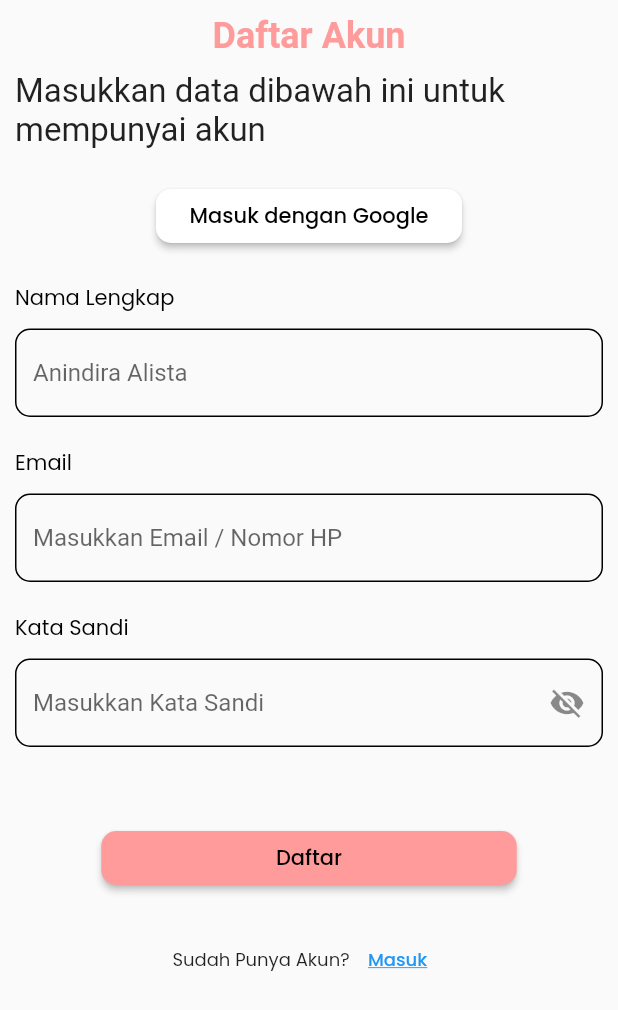
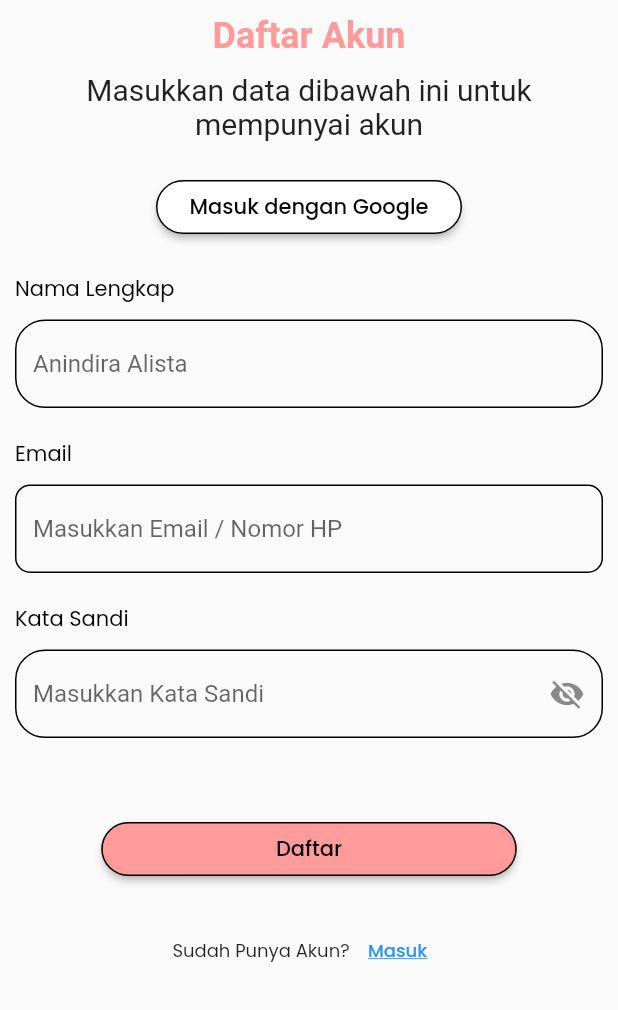
Before and after one commit to meisyaamanda/prediksi-janin, a Flutter app: the Profil screen opened directly, after a tap on "Keluar", after a tap on "Masuk", after a tap on "Daftar", on a phone screen of 412 x 824 dp. Shown: the top 1010 px of the screen. Run offline on Flutter 3.47's test engine with Material 2 defaults, Android fonts, the phone set to English and light mode, and no system bars; our stand-ins replace firebase_auth, firebase_core, google_fonts, google_sign_in; accounts and stored records are empty; network calls fail.

Commit message:
perbaikan signin, profil

```diff
--- a/lib/main.dart
+++ b/lib/main.dart
@@ -1,6 +1,7 @@
 import 'package:firebase_core/firebase_core.dart';
 import 'package:flutter/material.dart';
 import 'package:janin/provider/auth.dart';
+import 'package:janin/view/signin/wrapper.dart';
 import 'package:janin/view/splashscreen.dart';
 import 'package:provider/provider.dart';
 
@@ -24,7 +25,7 @@ class MyApp extends StatelessWidget {
       ],
       child: const MaterialApp(
         debugShowCheckedModeBanner: false,
-        home: Splash(),
+        home: Wrapper(),
       ),
     );
   }
--- a/lib/provider/auth.dart
+++ b/lib/provider/auth.dart
@@ -49,6 +49,26 @@ class Auth with ChangeNotifier {
         showTextMessage(context, 'Kata sandi yang anda masukan salah');
       }
     }
+    notifyListeners();
+  }
+
+  void SignUpProvider(String email, String password, context) async{
+    try {
+      await FirebaseAuth.instance.createUserWithEmailAndPassword(
+        email: email,
+        password: password,
+      );
+      showTextMessage(context, 'Akun berhasil dibuat');
+      Navigator.pop(context);
+    } on FirebaseAuthException catch (e) {
+      if (e.code == 'weak-password') {
+        showTextMessage(context, 'Kata sandi terlalu lemah');
+      } else if (e.code == 'email-already-in-use') {
+        showTextMessage(context, 'Akun berikut sudah terdaftar');
+      }
+    } catch (e) {
+      return;
+    }
   }
 
   void logOut(context) async {
--- a/lib/theme.dart
+++ b/lib/theme.dart
@@ -4,9 +4,11 @@ import 'package:flutter/material.dart';
 import 'package:google_fonts/google_fonts.dart';
 
 //Color
-Color pinkColor = Color(0xffFF9B9B);
+Color pinkColor = const Color(0xffFF9B9B);
 Color kPrimaryColor = const Color(0xff5C40CC);
 Color kGreyColor = const Color(0xff9698A9);
+Color blackColor = Colors.black;
+Color whiteColor = Colors.white;
 
 //Font Text
 TextStyle labelText = GoogleFonts.poppins(
@@ -25,8 +27,13 @@ TextStyle buttonlabelText = GoogleFonts.poppins(
 );
 TextStyle editText = GoogleFonts.poppins(
   fontSize: 14,
-  color: Colors.white
+  color: Colors.black,
 );
 TextStyle greyTextStyle = GoogleFonts.poppins(
   color: kGreyColor,
 );
+TextStyle appBarStyle = GoogleFonts.poppins(
+  color: pinkColor,
+  fontSize: 20,
+  fontWeight: FontWeight.bold,
+);
--- a/lib/view/profil.dart
+++ b/lib/view/profil.dart
@@ -1,4 +1,5 @@
 import 'package:flutter/material.dart';
+import 'package:google_fonts/google_fonts.dart';
 import 'package:janin/provider/auth.dart';
 import 'package:janin/theme.dart';
 import 'package:provider/provider.dart';
@@ -16,10 +17,26 @@ class _ProfilState extends State<Profil> {
     Auth auth = Provider.of<Auth>(context, listen: false);
     return Scaffold(
       appBar: AppBar(
-        title: Text('Profil'),
+        backgroundColor: whiteColor,
+        elevation: 0,
+        leading: IconButton(
+          icon: Icon(
+            Icons.arrow_back_ios,
+            color: blackColor,
+          ),
+          onPressed: () {
+            Navigator.of(context).pop();
+          },
+        ),
+        title: Text(
+          'Profil',
+          style: appBarStyle,
+        ),
         centerTitle: true,
       ),
       body: SafeArea(
+          child: Padding(
+            padding: const EdgeInsets.all(10),
             child: Column(
                   children: [
             const SizedBox(
@@ -49,7 +66,9 @@ class _ProfilState extends State<Profil> {
               height: 44,
               width: 325,
               decoration: BoxDecoration(
-              color: Colors.black,
+                border: Border.all(color: blackColor),
+                borderRadius: BorderRadius.circular(20),
+                color: Colors.white,
               ),
               child: Padding(
                 padding: const EdgeInsets.all(10),
@@ -64,14 +83,14 @@ class _ProfilState extends State<Profil> {
                     ),
                     Text(
                       'Edit Profile',
-                    style: editText,
+                      style: GoogleFonts.poppins(fontSize: 14, color: blackColor),
                     ),
                     const SizedBox(
                       width: 150,
                     ),
                     Icon(
                       Icons.arrow_forward_ios,
-                    color: Colors.white,
+                      color: Colors.black,
                     ),
                   ],
                 ),
@@ -84,7 +103,9 @@ class _ProfilState extends State<Profil> {
               height: 44,
               width: 325,
               decoration: BoxDecoration(
-              color: Colors.black,
+               borderRadius: BorderRadius.circular(20),
+               border: Border.all(color: blackColor),
+                color: Colors.white,
               ),
               child: Padding(
                 padding: const EdgeInsets.all(10),
@@ -99,14 +120,14 @@ class _ProfilState extends State<Profil> {
                     ),
                     Text(
                       'Edit Profile',
-                    style: editText,
+                      style: GoogleFonts.poppins(fontSize: 14, color: blackColor),
                     ),
                     const SizedBox(
                       width: 150,
                     ),
                     Icon(
                       Icons.arrow_forward_ios,
-                    color: Colors.white,
+                      color: Colors.black,
                     ),
                   ],
                 ),
@@ -119,7 +140,9 @@ class _ProfilState extends State<Profil> {
               height: 44,
               width: 325,
               decoration: BoxDecoration(
-              color: Colors.black,
+                border: Border.all(color: blackColor),
+                borderRadius: BorderRadius.circular(20),
+                color: Colors.white,
               ),
               child: Padding(
                 padding: const EdgeInsets.all(10),
@@ -134,43 +157,49 @@ class _ProfilState extends State<Profil> {
                     ),
                     Text(
                       'Edit Profile',
-                    style: editText,
+                      style: GoogleFonts.poppins(fontSize: 14, color: blackColor),
                     ),
                     const SizedBox(
                       width: 150,
                     ),
                     Icon(
                       Icons.arrow_forward_ios,
-                    color: Colors.white,
+                      color: Colors.black,
                     ),
                   ],
                 ),
               ),
             ),
             const SizedBox(
-            height: 30,
+              height: 50,
             ),
             Center(
               child: Container(
                 width: 277,
-              child: ElevatedButton(
+                child: ElevatedButton.icon(
+                  onPressed: () {
+                    auth.logOut(context);
+                  },
+                  icon: Icon(
+                    Icons.logout,
+                    color: Colors.black,
+                  ),
+                  label: Text(
+                    'Keluar',
+                    style: buttonText,
+                  ),
                   style: ElevatedButton.styleFrom(
+                    side: BorderSide(width: 2, color: blackColor),
                     shape: RoundedRectangleBorder(
                       borderRadius: BorderRadius.circular(10),
                     ),
                     backgroundColor: pinkColor,
                   ),
-                onPressed: () {
-                  auth.logOut(context);
-                },
-                child: Text(
-                  'Keluar',
-                  style: buttonText,
-                ),
                 ),
               ),
             ),
                   ],
+                ),
           )),
     );
   }
--- a/lib/view/signin/signin.dart
+++ b/lib/view/signin/signin.dart
@@ -45,8 +45,9 @@ class _SignInState extends State<SignIn> {
                 child: Text(
                   'Masuk dengan akun yang kamu miliki',
                   style: TextStyle(
-                    fontSize: 22,
+                    fontSize: 20,
                   ),
+                  textAlign: TextAlign.center,
                 ),
               ),
               const SizedBox(
@@ -81,8 +82,8 @@ class _SignInState extends State<SignIn> {
                       controller: emailController,
                       decoration: InputDecoration(
                         enabledBorder: OutlineInputBorder(
-                          borderRadius: BorderRadius.circular(10),
-                          borderSide: BorderSide(),
+                          borderRadius: BorderRadius.circular(20),
+                          borderSide: BorderSide(color: blackColor, width: 1),
                         ),
                         hintText: 'Masukkan Email / Nomor HP',
                         hintStyle: greyTextStyle.copyWith(fontSize: 14),
@@ -109,8 +110,8 @@ class _SignInState extends State<SignIn> {
                       controller: passwordController,
                       decoration: InputDecoration(
                         enabledBorder: OutlineInputBorder(
-                          borderRadius: BorderRadius.circular(10),
-                          borderSide: BorderSide(),
+                          borderRadius: BorderRadius.circular(20),
+                          borderSide: BorderSide(color: blackColor, width: 1)
                         ),
                         hintText: 'Masukkan Kata Sandi',
                         hintStyle: greyTextStyle.copyWith(fontSize: 14),
@@ -147,13 +148,14 @@ class _SignInState extends State<SignIn> {
                   width: 277,
                   child: ElevatedButton(
                     style: ElevatedButton.styleFrom(
+                      side: BorderSide(color: blackColor, width: 1),
                       shape: RoundedRectangleBorder(
                         borderRadius: BorderRadius.circular(10),
                       ),
                       backgroundColor: pinkColor,
                     ),
                     onPressed: () async {
-                      if (_formKey.currentState!.validate()) ;
+                      if (_formKey.currentState!.validate());
                       auth.SignInProvider(
                         emailController.text,
                         passwordController.text,
@@ -173,6 +175,7 @@ class _SignInState extends State<SignIn> {
                   width: 204,
                   child: ElevatedButton(
                     style: ElevatedButton.styleFrom(
+                      side: BorderSide(color: blackColor, width: 1),
                       shape: RoundedRectangleBorder(
                         borderRadius: BorderRadius.circular(10),
                       ),
@@ -189,7 +192,7 @@ class _SignInState extends State<SignIn> {
                 ),
               ),
               const SizedBox(
-                height: 20,
+                height: 10,
               ),
               Row(
                 mainAxisAlignment: MainAxisAlignment.center,
--- a/lib/view/signup.dart
+++ b/lib/view/signup.dart
@@ -1,6 +1,8 @@
 import 'package:flutter/material.dart';
 import 'package:google_fonts/google_fonts.dart';
+import 'package:janin/provider/auth.dart';
 import 'package:janin/view/signin/signin.dart';
+import 'package:provider/provider.dart';
 import '../theme.dart';
 
 class SignUp extends StatefulWidget {
@@ -13,6 +15,11 @@ class SignUp extends StatefulWidget {
 class _SignUpState extends State<SignUp> {
   @override
   Widget build(BuildContext context) {
+    Auth auth = Provider.of<Auth>(context, listen: false);
+    final _formKey = GlobalKey<FormState>();
+
+    TextEditingController emailController = TextEditingController();
+    TextEditingController passwordController = TextEditingController();
     return Scaffold(
       body: SafeArea(
           child: SingleChildScrollView(
@@ -37,8 +44,9 @@ class _SignUpState extends State<SignUp> {
                 child: Text(
                   'Masukkan data dibawah ini untuk mempunyai akun',
                   style: TextStyle(
-                    fontSize: 22,
+                    fontSize: 20,
                   ),
+                  textAlign: TextAlign.center,
                 ),
               ),
               const SizedBox(
@@ -50,11 +58,14 @@ class _SignUpState extends State<SignUp> {
                   child: ElevatedButton(
                     style: ElevatedButton.styleFrom(
                       shape: RoundedRectangleBorder(
-                        borderRadius: BorderRadius.circular(10),
+                        side: BorderSide(color: blackColor, width: 1),
+                        borderRadius: BorderRadius.circular(20),
                       ),
                       backgroundColor: Colors.white,
                     ),
-                    onPressed: () {},
+                    onPressed: () {
+                      auth.signInWithGoogle();
+                    },
                     child: Text(
                       'Masuk dengan Google',
                       style: buttonText,
@@ -66,9 +77,12 @@ class _SignUpState extends State<SignUp> {
                 height: 20,
               ),
               //namalengkap
-              Text(
-                'Nama Lengkap',
-                style: labelText,
+              Form(
+                key: _formKey,
+                child: Text(
+                  'Nama Lengkap',
+                  style: labelText,
+                ),
               ),
               SizedBox(
                 height: 10,
@@ -76,7 +90,7 @@ class _SignUpState extends State<SignUp> {
               TextFormField(
                 decoration: InputDecoration(
                   enabledBorder: OutlineInputBorder(
-                    borderRadius: BorderRadius.circular(10),
+                    borderRadius: BorderRadius.circular(20),
                     borderSide: BorderSide(),
                   ),
                   hintText: 'Anindira Alista',
@@ -94,6 +108,7 @@ class _SignUpState extends State<SignUp> {
                 height: 10,
               ),
               TextFormField(
+                controller: emailController,
                 decoration: InputDecoration(
                   enabledBorder: OutlineInputBorder(
                     borderRadius: BorderRadius.circular(10),
@@ -114,9 +129,10 @@ class _SignUpState extends State<SignUp> {
                 height: 10,
               ),
               TextFormField(
+                controller: passwordController,
                 decoration: InputDecoration(
                   enabledBorder: OutlineInputBorder(
-                    borderRadius: BorderRadius.circular(10),
+                    borderRadius: BorderRadius.circular(20),
                     borderSide: BorderSide(),
                   ),
                   hintText: 'Masukkan Kata Sandi',
@@ -132,16 +148,18 @@ class _SignUpState extends State<SignUp> {
                   width: 277,
                   child: ElevatedButton(
                     style: ElevatedButton.styleFrom(
+                      side: BorderSide(
+                        color: blackColor,
+                        width: 1,
+                      ),
                       shape: RoundedRectangleBorder(
-                        borderRadius: BorderRadius.circular(10),
+                        borderRadius: BorderRadius.circular(20),
                       ),
                       backgroundColor: pinkColor,
                     ),
                     onPressed: () {
-                      Navigator.push(
-                        context,
-                        MaterialPageRoute(builder: (context) => SignIn()),
-                      );
+                      auth.SignUpProvider(emailController.text,
+                          passwordController.text, context);
                     },
                     child: Text(
                       'Daftar',
@@ -157,8 +175,12 @@ class _SignUpState extends State<SignUp> {
                 mainAxisAlignment: MainAxisAlignment.center,
                 children: [
                   Center(
-                    child: Text('Sudah Punya Akun?',
-                        style: GoogleFonts.poppins(fontSize: 12)),
+                    child: Text(
+                      'Sudah Punya Akun?',
+                      style: GoogleFonts.poppins(
+                        fontSize: 12,
+                      ),
+                    ),
                   ),
                   TextButton(
                     onPressed: () {
```
Lines whose indentation alone changed are shown as unchanged.
